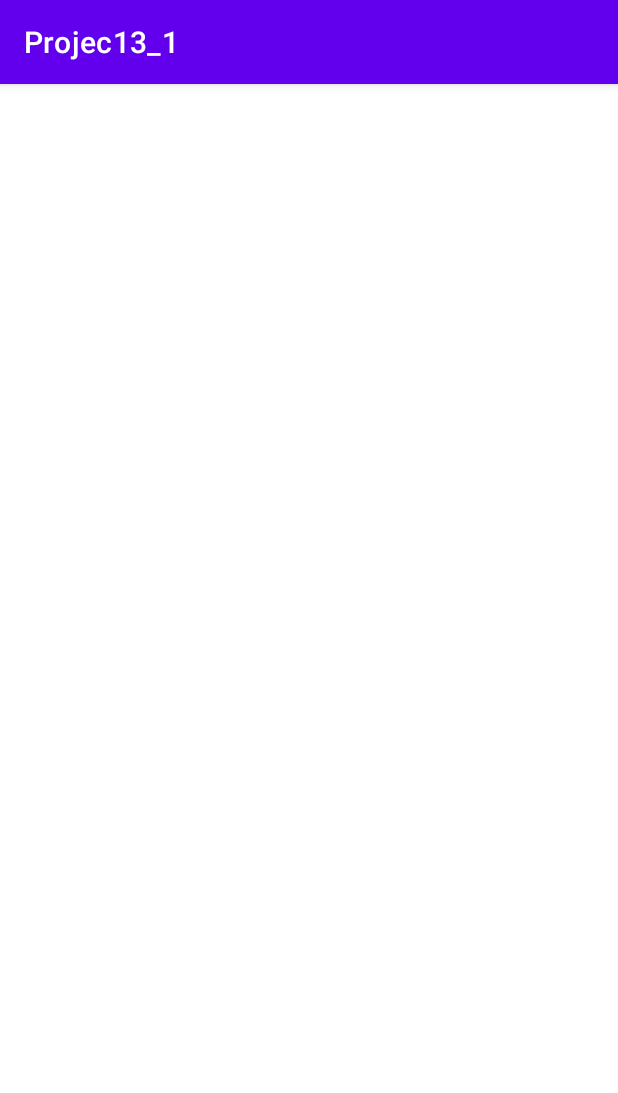
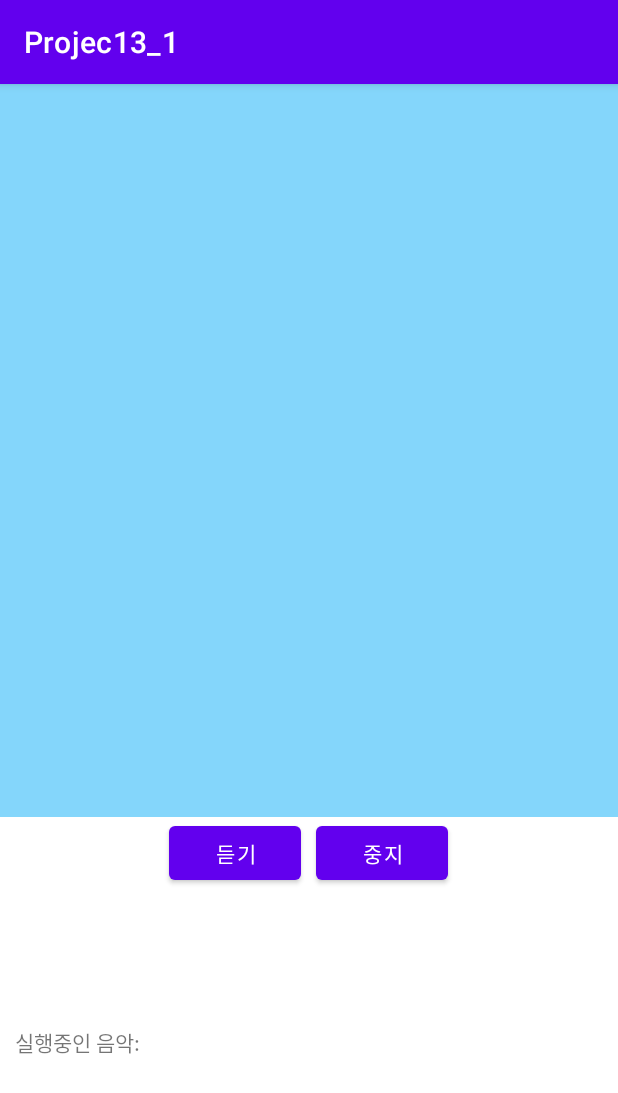
Before and after one commit to khjkhj0329/Projec13_1, an Android app: the screen it shows after launch (MainActivity), on a phone screen of 412 x 824 dp. Shown: the top 1093 px of the screen. Run offline under Robolectric (Android 15) with nearby library versions, the phone set to English and light mode, and no system bars.

Commit message:
Edit activity_main.xml Commit

```diff
--- a/app/build.gradle
+++ b/app/build.gradle
@@ -3,13 +3,13 @@ plugins {
 }
 
 android {
-    compileSdkVersion 31
-    buildToolsVersion "31.0.0"
+    compileSdkVersion 30
+    buildToolsVersion "30.0.3"
 
     defaultConfig {
         applicationId "kr.hs.emirim.w2029.projec13_1"
         minSdkVersion 16
-        targetSdkVersion 31
+        targetSdkVersion 30
         versionCode 1
         versionName "1.0"
 
--- a/app/src/main/res/layout/activity_main.xml
+++ b/app/src/main/res/layout/activity_main.xml
@@ -7,6 +7,51 @@
     android:orientation="vertical"
     tools:context=".MainActivity">
 
-
-
+    <LinearLayout
+        android:layout_width="wrap_content"
+        android:layout_height="wrap_content"
+        android:layout_weight="6"
+        android:orientation="vertical">
+        <ListView
+            android:id="@+id/list1"
+            android:background="#84D6FB"
+            android:layout_width="match_parent"
+            android:layout_height="match_parent"/>
+    </LinearLayout>
+    <LinearLayout
+        android:layout_width="match_parent"
+        android:layout_height="wrap_content"
+        android:orientation="horizontal"
+        android:gravity="center_horizontal"
+        android:layout_weight="1">
+        <Button
+            android:id="@+id/btn_start"
+            android:layout_width="wrap_content"
+            android:layout_height="wrap_content"
+            android:layout_marginRight="10dp"
+            android:text="@string/btn_start"/>
+        <Button
+            android:id="@+id/btn_stop"
+            android:layout_width="wrap_content"
+            android:layout_height="wrap_content"
+            android:text="@string/btn_stop"/>
+    </LinearLayout>
+    <LinearLayout
+        android:padding="10dp"
+        android:layout_width="match_parent"
+        android:layout_height="wrap_content"
+        android:orientation="horizontal"
+        android:layout_weight="1">
+        <TextView
+            android:id="@+id/text_music"
+            android:layout_width="wrap_content"
+            android:layout_height="wrap_content"
+            android:layout_marginRight="10dp"
+            android:text="@string/btn_music" />
+        <ProgressBar
+            android:id="@+id/progress"
+            android:layout_width="wrap_content"
+            android:layout_height="wrap_content"
+            android:visibility="invisible"/>
+    </LinearLayout>
 </LinearLayout>
--- a/app/src/main/res/values/strings.xml
+++ b/app/src/main/res/values/strings.xml
@@ -1,3 +1,6 @@
 <resources>
     <string name="app_name">Projec13_1</string>
+    <string name="btn_start">듣기</string>
+    <string name="btn_stop">중지</string>
+    <string name="btn_music">실행중인 음악: </string>
 </resources>
```
